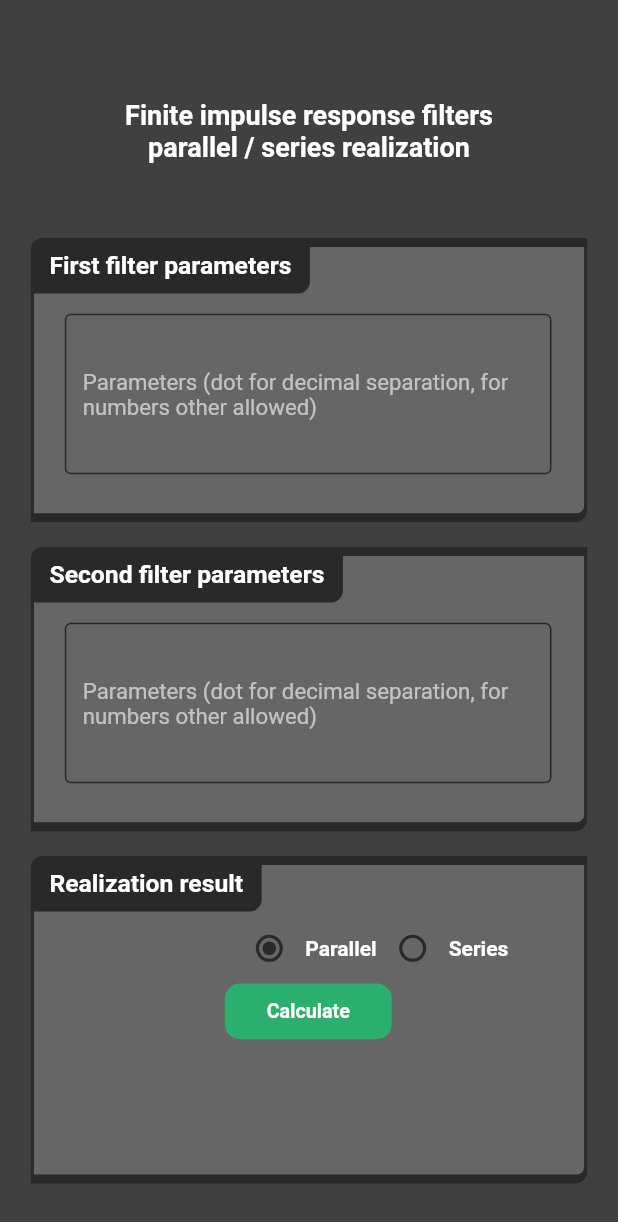
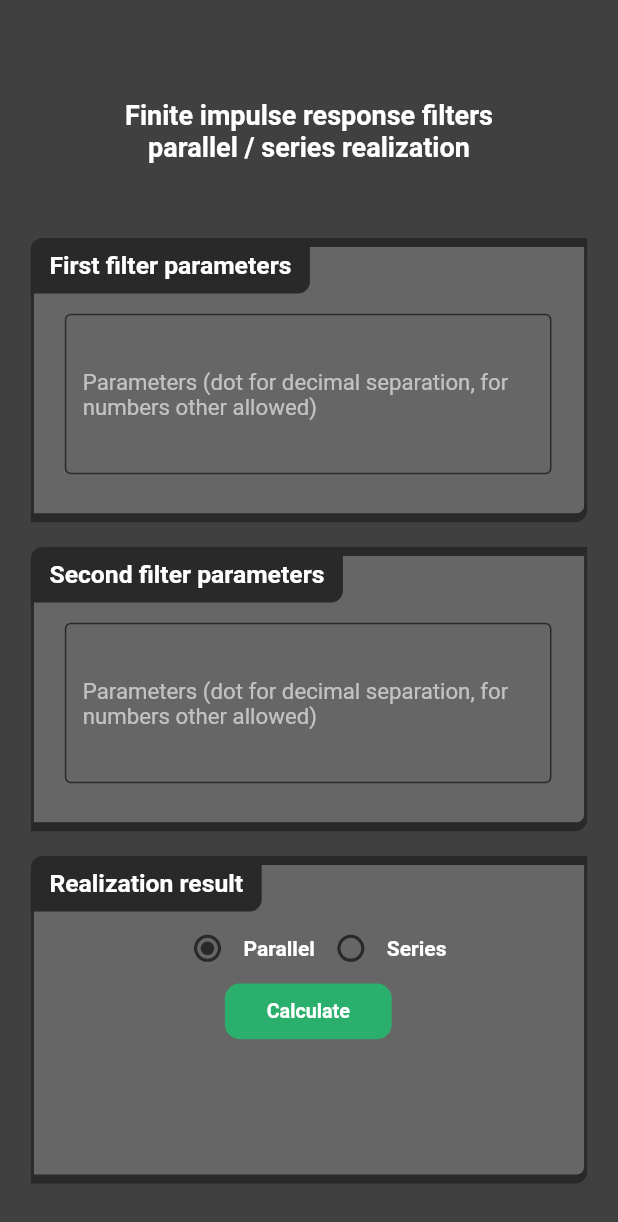
Before and after one commit to Pumaxx/ElectronicsPocketTools-Flutter, a Flutter app: the DigitalFiltersPage screen opened directly, on a phone screen of 412 x 824 dp. Shown: the top 1222 px of the screen. Run offline on Flutter 3.47's test engine with Material 2 defaults, Android fonts, the phone set to English and light mode, and no system bars; drawn by our look-alikes of auto_size_text.

Commit message:
Small screen pixel proper error fix

```diff
--- a/lib/UI/digital_filters.dart
+++ b/lib/UI/digital_filters.dart
@@ -226,7 +226,6 @@ class ResultPanel extends StatelessWidget {
                   child: Row(
                     mainAxisAlignment: MainAxisAlignment.center,
                     children: [
-                      SizedBox(width: screenWidth! * 0.2),
                       Radio(
                         fillColor: MaterialStateColor.resolveWith(
                             (states) => customColors.main),
@@ -267,7 +266,6 @@ class ResultPanel extends StatelessWidget {
                             fontWeight: FontWeight.bold,
                             color: Colors.white),
                       ),
-                      // SizedBox(width: screenWidth! * 0.2),
                     ],
                   ),
                 ),
```
